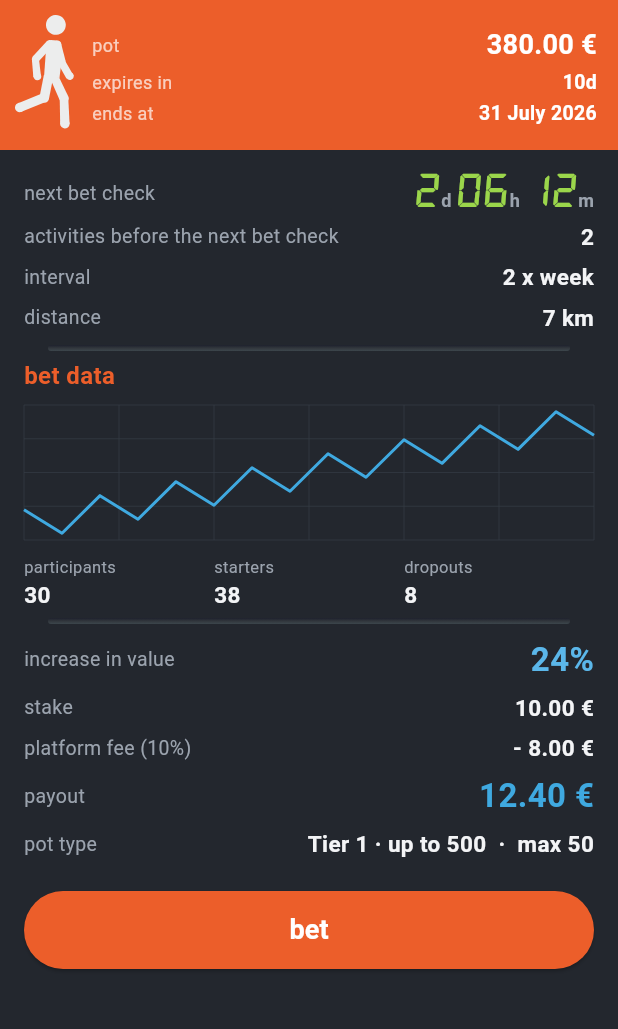
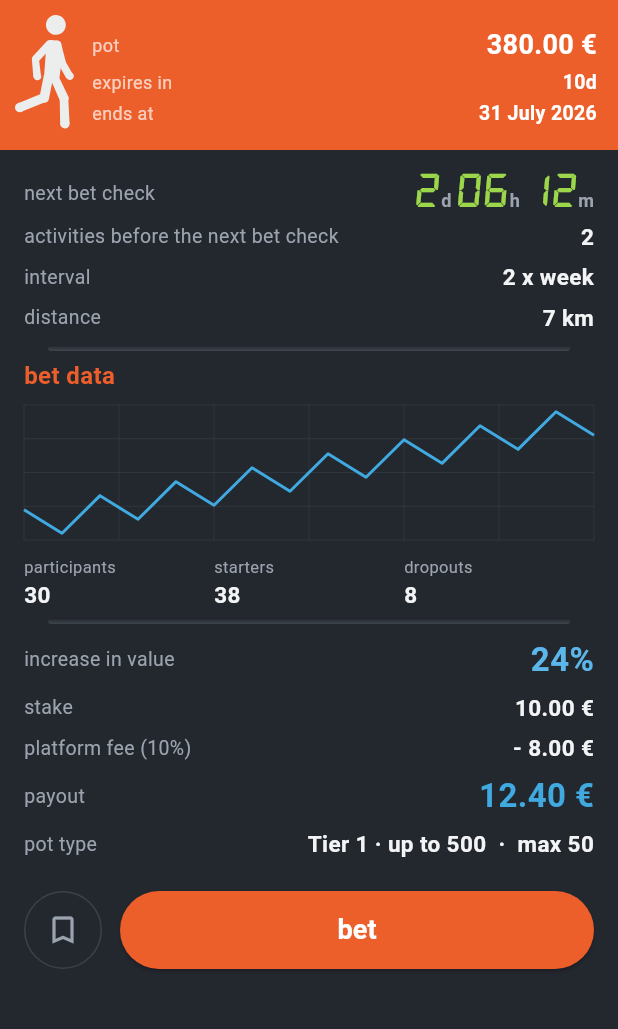
Before and after one commit to Claude-Roland/Battlebet, a Flutter app: the BetDetailScreen screen opened directly with sample values from the repository, on a phone screen of 412 x 824 dp, the part 126-1155 px from its top. Run offline on Flutter 3.47's test engine with Material 3 defaults, Android fonts, the phone set to English and light mode, and no system bars; our stand-ins replace flutter_svg; project files that could hold a hidden picture were left out.

Commit message:
Bookmark-Funktion: Server-Speicherung pro Konto (Tabelle + Toggle-Endpunkt + bookmarked im JSON); Bookmark-Knopf im Detail (bet-Knopf kleiner/rechts); Bookmark-Seite ueber das Symbol oben links; Zeichen in der Liste
Co-Authored-By: Claude Opus 4.8 <noreply@anthropic.com>
Claude-Session: https://claude.ai/code/session_01RSMBFxq14hxae6Gz25sNuk

```diff
--- a/app/lib/data/api_client.dart
+++ b/app/lib/data/api_client.dart
@@ -195,6 +195,9 @@ class ApiClient {
 
   Future<Bet> joinBet(String id) async => Bet.fromJson(await _post('/bets/$id/join', {}));
 
+  Future<Bet> toggleBookmark(String id) async =>
+      Bet.fromJson(await _post('/bets/$id/bookmark', {}));
+
   /// Einen (eigenstaendigen) Lauf aufnehmen; der Server ordnet ihn passenden Wetten zu.
   Future<Map<String, dynamic>> recordRun({
     required int sport,
--- a/app/lib/models/bet.dart
+++ b/app/lib/models/bet.dart
@@ -116,6 +116,7 @@ class Bet {
       tag: (gi >= 0 && gi < BetTag.values.length) ? BetTag.values[gi] : BetTag.none,
       status: (j['status'] as num?)?.toInt() ?? 1,
       joined: (j['joined'] as bool?) ?? false,
+      bookmarked: (j['bookmarked'] as bool?) ?? false,
       myState: (j['myState'] as num?)?.toInt(),
       createdAt: p(j['createdAt']),
       startsAt: p(j['startsAt']),
--- a/app/lib/screens/bet_detail_screen.dart
+++ b/app/lib/screens/bet_detail_screen.dart
@@ -171,7 +171,12 @@ class BetDetailScreen extends StatelessWidget {
           // Pot-Typ = Deckel + Zugang (statt der frueheren "check profile"-Zeile).
           _kv('pot type', potType),
           const SizedBox(height: 18),
-          AnimatedBuilder(
+          Row(
+            children: [
+              _BookmarkButton(betId: bet.id, initial: bet.bookmarked),
+              const SizedBox(width: 12),
+              Expanded(
+                child: AnimatedBuilder(
                   animation: userSession,
                   builder: (context, _) {
                     final joined = bet.joined;
@@ -188,6 +193,9 @@ class BetDetailScreen extends StatelessWidget {
                                   : _betButton(context),
                     );
                   },
+                ),
+              ),
+            ],
           ),
         ],
       ),
@@ -354,3 +362,55 @@ class BetDetailScreen extends StatelessWidget {
 
   String _fmtKm(double km) => km == km.roundToDouble() ? km.toStringAsFixed(0) : km.toString();
 }
+
+/// Bookmark-Umschalt-Knopf (server-gestuetzt, eigener Zustand).
+class _BookmarkButton extends StatefulWidget {
+  const _BookmarkButton({required this.betId, required this.initial});
+
+  final String? betId;
+  final bool initial;
+
+  @override
+  State<_BookmarkButton> createState() => _BookmarkButtonState();
+}
+
+class _BookmarkButtonState extends State<_BookmarkButton> {
+  late bool _on = widget.initial;
+  bool _busy = false;
+
+  Future<void> _toggle() async {
+    if (widget.betId == null || _busy) return;
+    final messenger = ScaffoldMessenger.of(context);
+    setState(() => _busy = true);
+    try {
+      final bet = await api.toggleBookmark(widget.betId!);
+      if (!mounted) return;
+      setState(() {
+        _on = bet.bookmarked;
+        _busy = false;
+      });
+    } catch (_) {
+      if (!mounted) return;
+      setState(() => _busy = false);
+      messenger.showSnackBar(const SnackBar(content: Text('Could not update bookmark.')));
+    }
+  }
+
+  @override
+  Widget build(BuildContext context) {
+    return SizedBox(
+      height: 52,
+      width: 52,
+      child: OutlinedButton(
+        style: OutlinedButton.styleFrom(
+          shape: const StadiumBorder(),
+          side: BorderSide(color: _on ? AppColors.orange : AppColors.divider),
+          padding: EdgeInsets.zero,
+        ),
+        onPressed: _toggle,
+        child: Icon(_on ? Icons.bookmark : Icons.bookmark_border,
+            color: _on ? AppColors.orange : AppColors.textMuted, size: 24),
+      ),
+    );
+  }
+}
--- a/server/lib/src/bets.dart
+++ b/server/lib/src/bets.dart
@@ -97,6 +97,7 @@ Map<String, dynamic> betJson(Map<String, dynamic> r, {int? myState}) {
     'starters': starters,
     'dropouts': dropouts,
     'joined': myState != null,
+    'bookmarked': (r['bookmarked'] as bool?) ?? false,
     if (myState != null) 'myState': myState,
     ...eco,
   };
@@ -110,7 +111,8 @@ const _selectBet = '''
   COALESCE(agg.real_starters, 0) AS real_starters,
   (b.seed_starters + COALESCE(agg.real_starters, 0)) AS starters,
   (b.seed_dropouts + COALESCE(agg.real_dropouts, 0)) AS dropouts,
-  my.state AS my_state
+  my.state AS my_state,
+  (bk.bet_id IS NOT NULL) AS bookmarked
 ''';
 
 const _joinAgg = '''
@@ -120,6 +122,7 @@ const _joinAgg = '''
     FROM participations GROUP BY bet_id
   ) agg ON agg.bet_id = b.id
   LEFT JOIN participations my ON my.bet_id = b.id AND my.user_id = @me:uuid
+  LEFT JOIN bookmarks bk ON bk.bet_id = b.id AND bk.user_id = @me:uuid
 ''';
 
 /// Liste aller nicht abgebrochenen Wetten (neueste zuerst), mit Oekonomie.
```
Also changed, not shown: app/lib/screens/bookmark_screen.dart (added, +158 -0 lines), app/lib/widgets/top_nav.dart (+15 -2 lines), 2 other files. Lines whose indentation alone changed are shown as unchanged.
